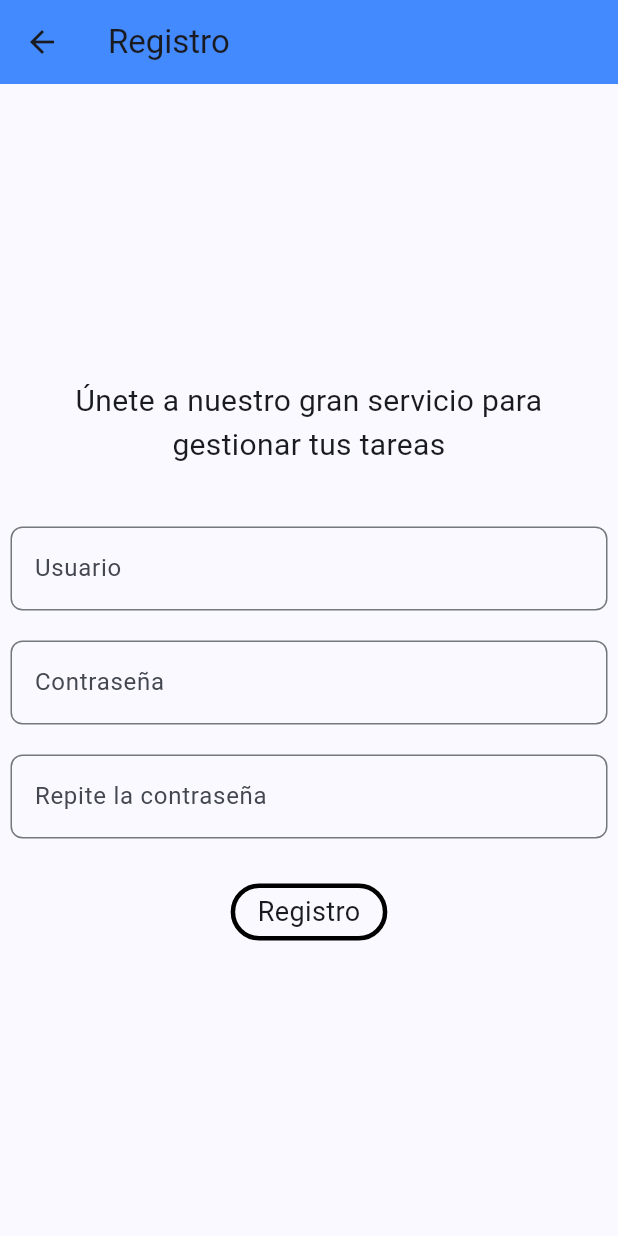
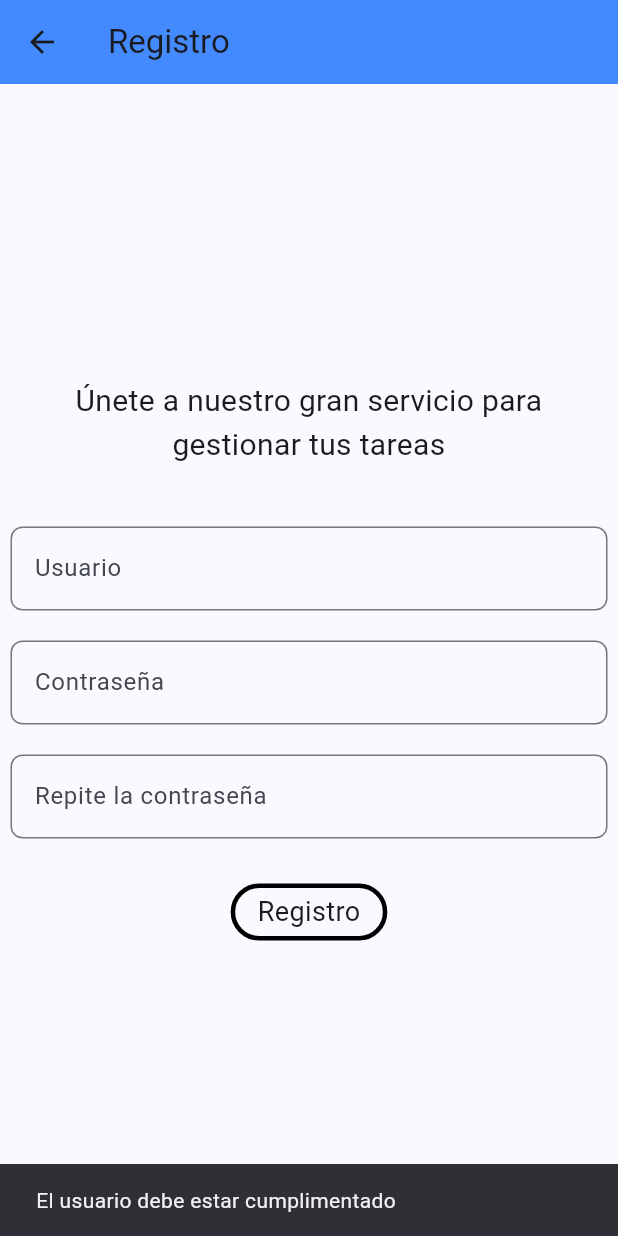
Before and after one commit to carlosparra1998/taller-flutter-29-mayo-front-UI-SKELETON, a Flutter app: the RegisterView screen opened directly, after a tap on "Registro", on a phone screen of 412 x 824 dp. Run offline on Flutter 3.47's test engine with Material 3 defaults, Android fonts, the phone set to English and light mode, and no system bars; our stand-ins replace shared_preferences; accounts and stored records are empty.

Commit message:
Get auth logic

```diff
--- /dev/null
+++ b/lib/app/repository/services/user_services.dart
@@ -0,0 +1,19 @@
+import 'package:taller_29_mayo_front/app/repository/http_client.dart';
+
+class UserServices {
+  static Future<HttpResponse> registerUser(
+    String userName,
+    String password,
+  ) async {
+    Map<String, dynamic> data = {'userName': userName, 'password': password};
+    return await HttpClient.post('register', data);
+  }
+
+  static Future<HttpResponse> loginUser(
+    String userName,
+    String password,
+  ) async {
+    Map<String, dynamic> data = {'userName': userName, 'password': password};
+    return await HttpClient.post('login', data);
+  }
+}
--- a/lib/app/reutilizables/my_button.dart
+++ b/lib/app/reutilizables/my_button.dart
@@ -4,8 +4,12 @@ class MyButton extends StatelessWidget {
   final String? label;
   final Function? onPressed;
   final bool containsBorder;
-  const MyButton(
-      {super.key, this.label, this.onPressed, this.containsBorder = true});
+  const MyButton({
+    super.key,
+    this.label,
+    this.onPressed,
+    this.containsBorder = true,
+  });
 
   @override
   Widget build(BuildContext context) {
--- a/lib/app/reutilizables/my_dropdown.dart
+++ b/lib/app/reutilizables/my_dropdown.dart
@@ -32,9 +32,7 @@ class MyDropdown extends StatelessWidget {
             (item) => DropdownMenuItem<String>(
               alignment: AlignmentDirectional.centerStart,
               value: item,
-              child: Text(
-                item,
-              ),
+              child: Text(item),
             ),
           )
           .toList(),
--- /dev/null
+++ b/lib/app/utils/constants.dart
@@ -0,0 +1,6 @@
+class Constants {
+  static String currentIp = "34.42.129.51";
+  static String currentPort = "5000";
+  static String getCompleteUrl =
+      "http://${Constants.currentIp}:${Constants.currentPort}/api/v1/";
+}
--- /dev/null
+++ b/lib/app/utils/toast.dart
@@ -0,0 +1,7 @@
+import 'package:flutter/material.dart';
+
+void showToast(BuildContext context, String message) {
+  ScaffoldMessenger.of(context).showSnackBar(SnackBar(
+    content: Text(message),
+  ));
+}
--- /dev/null
+++ b/lib/app/view/auth/auth_controller.dart
@@ -0,0 +1,68 @@
+import 'dart:convert';
+
+import 'package:flutter/material.dart';
+import 'package:taller_29_mayo_front/app/repository/http_client.dart';
+import 'package:taller_29_mayo_front/app/repository/services/user_services.dart';
+import 'package:taller_29_mayo_front/app/repository/shared_preference_client.dart';
+import 'package:taller_29_mayo_front/app/utils/toast.dart';
+
+class AuthController extends ChangeNotifier {
+  TextEditingController registerUserName = TextEditingController();
+  TextEditingController registerPassword = TextEditingController();
+  TextEditingController registerConfirmPassword = TextEditingController();
+
+  TextEditingController loginUserName = TextEditingController();
+  TextEditingController loginPassword = TextEditingController();
+
+  Future<bool> registerUser(BuildContext context) async {
+    if (registerUserName.text.isEmpty) {
+      showToast(context, "El usuario debe estar cumplimentado");
+      return false;
+    }
+    if (registerPassword.text.isEmpty || registerConfirmPassword.text.isEmpty) {
+      showToast(context, "Debes introducir una contraseña");
+      return false;
+    }
+    if (registerPassword.text != registerConfirmPassword.text) {
+      showToast(context, "Las contraseñas no coinciden");
+      return false;
+    }
+    HttpResponse response = await UserServices.registerUser(
+      registerUserName.text,
+      registerPassword.text,
+    );
+    if (response.hasError) {
+      showToast(context, response.msg ?? "Error en el sistema");
+      return false;
+    }
+    showToast(context, "Usuario registrado correctamente");
+    return true;
+  }
+
+  Future<bool> loginUser(BuildContext context) async {
+    if (loginUserName.text.isEmpty) {
+      showToast(context, "Introduce un usuario");
+      return false;
+    }
+    if (loginPassword.text.isEmpty) {
+      showToast(context, "Introduce una contraseña");
+      return false;
+    }
+    HttpResponse response = await UserServices.loginUser(
+      loginUserName.text,
+      loginPassword.text,
+    );
+    if (response.hasError) {
+      showToast(context, response.msg ?? "Error en el sistema");
+      return false;
+    }
+    dynamic data = jsonDecode(response.data);
+
+    await SharedPreferenceClient.setString('access_token', data['data']['access_token']);
+    await SharedPreferenceClient.setString('access_token', data['data']['access_token']);
+    await SharedPreferenceClient.setString('user_name', loginUserName.text);
+
+    notifyListeners();
+    return true;
+  }
+}
--- /dev/null
+++ b/lib/app/view/auth/register/register_view.dart
@@ -0,0 +1,69 @@
+import 'package:flutter/material.dart';
+import 'package:provider/provider.dart';
+import 'package:taller_29_mayo_front/app/reutilizables/my_button.dart';
+import 'package:taller_29_mayo_front/app/reutilizables/my_text_field.dart';
+import 'package:taller_29_mayo_front/app/view/auth/auth_controller.dart';
+
+class RegisterView extends StatefulWidget {
+  const RegisterView({super.key});
+
+  @override
+  State<RegisterView> createState() => _RegisterViewState();
+}
+
+class _RegisterViewState extends State<RegisterView> {
+  @override
+  Widget build(BuildContext context) {
+    return Consumer<AuthController>(
+      builder: (_, provider, __) => Scaffold(
+        resizeToAvoidBottomInset: false,
+        appBar: AppBar(
+          backgroundColor: Colors.blueAccent,
+          title: const Text('Registro'),
+        ),
+        body: Padding(
+          padding: const EdgeInsets.symmetric(horizontal: 7.0),
+          child: Center(
+            child: Column(
+              mainAxisAlignment: MainAxisAlignment.center,
+              children: <Widget>[
+                const Text(
+                  'Únete a nuestro gran servicio para gestionar tus tareas',
+                  style: TextStyle(fontSize: 20),
+                  textAlign: TextAlign.center,
+                ),
+                const SizedBox(height: 40),
+                MyTextField(
+                  labelText: 'Usuario',
+                  controller: provider.registerUserName,
+                ),
+                const SizedBox(height: 20),
+                MyTextField(
+                  labelText: 'Contraseña',
+                  passwordMode: true,
+                  controller: provider.registerPassword,
+                ),
+                const SizedBox(height: 20),
+                MyTextField(
+                  labelText: 'Repite la contraseña',
+                  passwordMode: true,
+                  controller: provider.registerConfirmPassword,
+                ),
+                const SizedBox(height: 30),
+                MyButton(
+                  label: 'Registro',
+                  onPressed: () async {
+                    bool success = await provider.registerUser(context);
+                    if (success) {
+                      Navigator.pop(context);
+                    }
+                  },
+                ),
+              ],
+            ),
+          ),
+        ),
+      ),
+    );
+  }
+}
--- a/lib/app/view/register/register_view.dart
+++ /dev/null
@@ -1,52 +0,0 @@
-import 'package:flutter/material.dart';
-import 'package:taller_29_mayo_front/app/reutilizables/my_button.dart';
-import 'package:taller_29_mayo_front/app/reutilizables/my_text_field.dart';
-
-class RegisterView extends StatefulWidget {
-  const RegisterView({super.key});
-
-  @override
-  State<RegisterView> createState() => _RegisterViewState();
-}
-
-class _RegisterViewState extends State<RegisterView> {
-  @override
-  Widget build(BuildContext context) {
-    return Scaffold(
-      resizeToAvoidBottomInset: false,
-      appBar: AppBar(
-        backgroundColor: Colors.blueAccent,
-        title: const Text('Registro'),
-      ),
-      body: Padding(
-        padding: const EdgeInsets.symmetric(horizontal: 7.0),
-        child: Center(
-          child: Column(
-            mainAxisAlignment: MainAxisAlignment.center,
-            children: <Widget>[
-              const Text(
-                'Únete a nuestro gran servicio para gestionar tus tareas',
-                style: TextStyle(fontSize: 20),
-                textAlign: TextAlign.center,
-              ),
-              const SizedBox(height: 40),
-              MyTextField(labelText: 'Usuario'),
-              const SizedBox(height: 20),
-              MyTextField(
-                labelText: 'Contraseña',
-                passwordMode: true,
-              ),
-              const SizedBox(height: 20),
-              MyTextField(
-                labelText: 'Repite la contraseña',
-                passwordMode: true,
-              ),
-              const SizedBox(height: 30),
-              MyButton(label: 'Registro'),
-            ],
-          ),
-        ),
-      ),
-    );
-  }
-}
--- a/pubspec.yaml
+++ b/pubspec.yaml
@@ -35,6 +35,9 @@ dependencies:
   # The following adds the Cupertino Icons font to your application.
   # Use with the CupertinoIcons class for iOS style icons.
   cupertino_icons: ^1.0.2
+  http: ^1.1.0
+  provider: ^6.1.2
+  shared_preferences: ^2.2.3
 
 dev_dependencies:
   flutter_test:
```
Also changed, not shown: lib/app/app.dart (+14 -7 lines), lib/app/model/user.dart (added, +17 -0 lines), lib/app/repository/http_client.dart (added, +160 -0 lines), lib/app/repository/shared_preference_client.dart (added, +13 -0 lines), lib/app/reutilizables/my_task.dart (+30 -15 lines), lib/app/utils/get_color_from_key.dart (added, +16 -0 lines), lib/app/view/auth/login/login_view.dart (added, +79 -0 lines), lib/app/view/home/dialogs/config_task.dart (+13 -16 lines), lib/app/view/home/home_view.dart (+16 -7 lines), lib/app/view/login/login_view.dart (deleted, +0 -68 lines), pubspec.lock, 2 other files.
